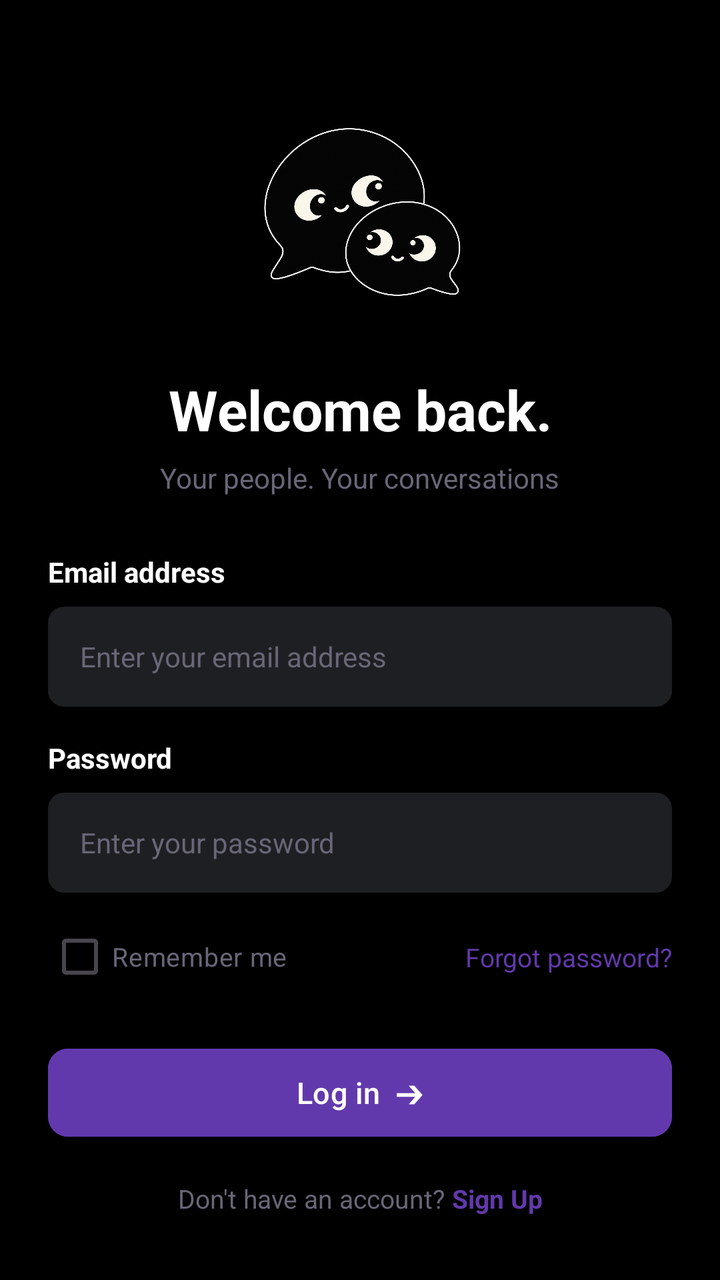
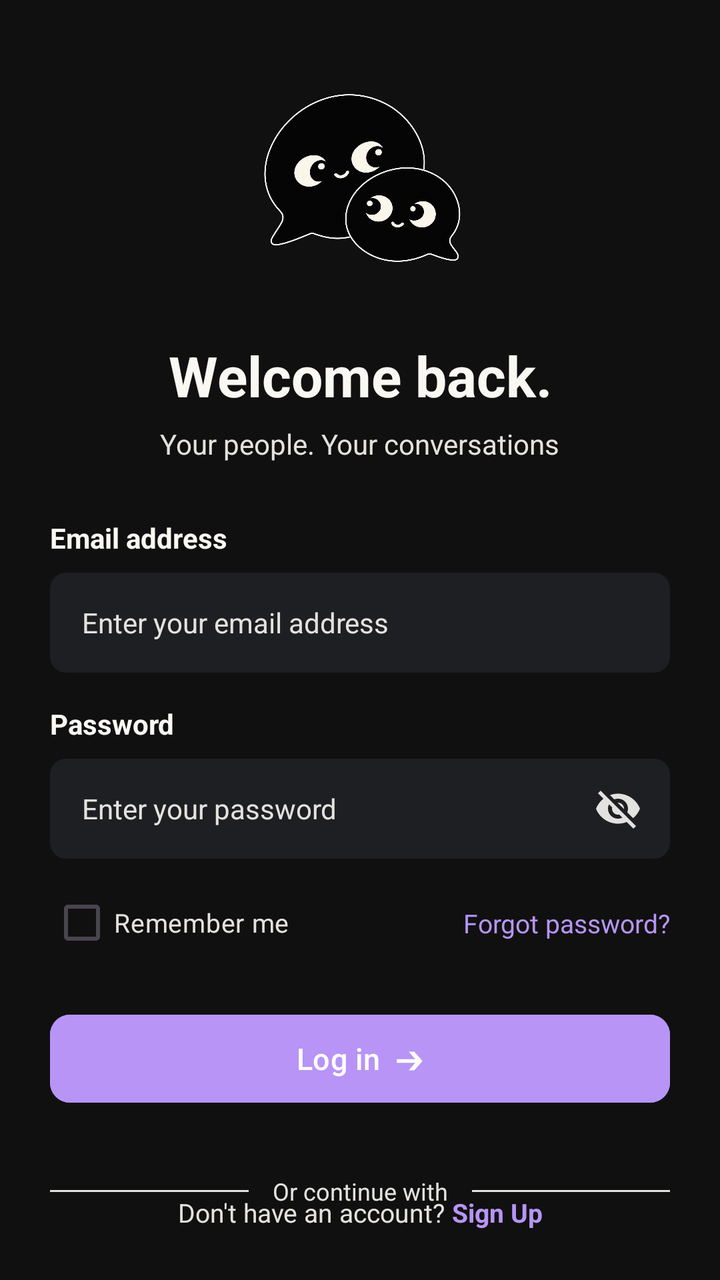

Compare the two renders of this Android layout. The source of the first and the diff that turns it into the second are given below.
<!-- AndroidManifest.xml: application theme Theme.Yappy -->
<!-- res/layout/activity_main.xml -->
<?xml version="1.0" encoding="utf-8"?>
<androidx.constraintlayout.widget.ConstraintLayout xmlns:android="http://schemas.android.com/apk/res/android"
    xmlns:app="http://schemas.android.com/apk/res-auto"
    xmlns:tools="http://schemas.android.com/tools"
    android:layout_width="match_parent"
    android:layout_height="match_parent"
    android:background="@color/black"
    android:paddingHorizontal="24dp"
    android:paddingVertical="32dp">

    <ImageView
        android:id="@+id/ivLogo"
        android:layout_width="110dp"
        android:layout_height="110dp"
        android:layout_marginTop="20dp"
        android:contentDescription="App Logo"
        android:src="@drawable/logo"
        app:layout_constraintEnd_toEndOf="parent"
        app:layout_constraintStart_toStartOf="parent"
        app:layout_constraintTop_toTopOf="parent" />

    <TextView
        android:id="@+id/tvTitle"
        android:layout_width="wrap_content"
        android:layout_height="wrap_content"
        android:layout_marginTop="24dp"
        android:text="Welcome back."
        android:textColor="@color/white"
        android:textSize="28sp"
        android:textStyle="bold"
        app:layout_constraintEnd_toEndOf="parent"
        app:layout_constraintStart_toStartOf="parent"
        app:layout_constraintTop_toBottomOf="@id/ivLogo" />

    <TextView
        android:id="@+id/tvSubtitle"
        android:layout_width="wrap_content"
        android:layout_height="wrap_content"
        android:layout_marginTop="6dp"
        android:text="Your people. Your conversations"
        android:textColor="@color/text"
        android:textSize="14sp"
        app:layout_constraintEnd_toEndOf="parent"
        app:layout_constraintStart_toStartOf="parent"
        app:layout_constraintTop_toBottomOf="@id/tvTitle" />

    <TextView
        android:id="@+id/tvEmailLabel"
        android:layout_width="wrap_content"
        android:layout_height="wrap_content"
        android:layout_marginTop="28dp"
        android:text="Email address"
        android:textColor="@color/white"
        android:textSize="14sp"
        android:textStyle="bold"
        app:layout_constraintStart_toStartOf="parent"
        app:layout_constraintTop_toBottomOf="@id/tvSubtitle" />

    <EditText
        android:id="@+id/etEmail"
        android:layout_width="match_parent"
        android:layout_height="50dp"
        android:layout_marginTop="8dp"
        android:background="@drawable/input_box_2"
        android:hint="Enter your email address"
        android:inputType="textEmailAddress"
        android:paddingHorizontal="16dp"
        android:textColor="@color/white"
        android:textColorHint="@color/text"
        android:textSize="14sp"
        app:layout_constraintTop_toBottomOf="@id/tvEmailLabel" />

    <TextView
        android:id="@+id/tvPasswordLabel"
        android:layout_width="wrap_content"
        android:layout_height="wrap_content"
        android:layout_marginTop="16dp"
        android:text="Password"
        android:textColor="@color/white"
        android:textSize="14sp"
        android:textStyle="bold"
        app:layout_constraintStart_toStartOf="parent"
        app:layout_constraintTop_toBottomOf="@id/etEmail" />

    <EditText
        android:id="@+id/etPassword"
        android:layout_width="match_parent"
        android:layout_height="50dp"
        android:layout_marginTop="8dp"
        android:background="@drawable/input_box_2"
        android:hint="Enter your password"
        android:inputType="textPassword"
        android:paddingHorizontal="16dp"
        android:textColor="@color/white"
        android:textColorHint="@color/text"
        android:textSize="14sp"
        app:layout_constraintTop_toBottomOf="@id/tvPasswordLabel" />

    <CheckBox
        android:id="@+id/cbRememberMe"
        android:layout_width="wrap_content"
        android:layout_height="wrap_content"
        android:layout_marginTop="8dp"
        android:text="Remember me"
        android:textColor="@color/text"
        android:textSize="13sp"
        app:layout_constraintStart_toStartOf="parent"
        app:layout_constraintTop_toBottomOf="@id/etPassword" />

    <TextView
        android:id="@+id/forgotPass"
        android:layout_width="wrap_content"
        android:layout_height="wrap_content"
        android:text="Forgot password?"
        android:textColor="@color/purple"
        android:textSize="13sp"
        app:layout_constraintBottom_toBottomOf="@id/cbRememberMe"
        app:layout_constraintEnd_toEndOf="parent"
        app:layout_constraintTop_toTopOf="@id/cbRememberMe" />

    <com.google.android.material.button.MaterialButton
        android:id="@+id/btnLogin"
        android:layout_width="match_parent"
        android:layout_height="52dp"
        android:layout_marginTop="18dp"
        android:backgroundTint="@color/purple"
        android:text="Log in  ➔"
        android:textAllCaps="false"
        android:textColor="@color/white"
        android:textSize="15sp"
        app:cornerRadius="10dp"
        app:layout_constraintTop_toBottomOf="@id/cbRememberMe" />

    <View
        android:id="@+id/dividerLeft"
        android:layout_width="0dp"
        android:layout_height="1dp"
        android:layout_marginEnd="12dp"
        android:background="@color/text"
        app:layout_constraintBottom_toBottomOf="@id/tvOrContinue"
        app:layout_constraintEnd_toStartOf="@id/tvOrContinue"
        app:layout_constraintStart_toStartOf="parent"
        app:layout_constraintTop_toTopOf="@id/tvOrContinue" />

    <TextView
        android:id="@+id/tvOrContinue"
        android:layout_width="wrap_content"
        android:layout_height="wrap_content"
        android:layout_marginTop="32dp"
        android:text="Or continue with"
        android:textColor="@color/text"
        android:textSize="12sp"
        app:layout_constraintEnd_toEndOf="parent"
        app:layout_constraintStart_toStartOf="parent"
        app:layout_constraintTop_toBottomOf="@id/btnLogin" />

    <View
        android:id="@+id/dividerRight"
        android:layout_width="0dp"
        android:layout_height="1dp"
        android:layout_marginStart="12dp"
        android:background="@color/text"
        app:layout_constraintBottom_toBottomOf="@id/tvOrContinue"
        app:layout_constraintEnd_toEndOf="parent"
        app:layout_constraintStart_toEndOf="@id/tvOrContinue"
        app:layout_constraintTop_toTopOf="@id/tvOrContinue" />

    <LinearLayout
        android:id="@+id/llSocialButtons"
        android:layout_width="wrap_content"
        android:layout_height="wrap_content"
        android:layout_marginTop="16dp"
        android:gravity="center"
        android:orientation="horizontal"
        app:layout_constraintEnd_toEndOf="parent"
        app:layout_constraintStart_toStartOf="parent"
        app:layout_constraintTop_toBottomOf="@id/tvOrContinue">

        <ImageView
            android:id="@+id/btnGoogle"
            android:layout_width="44dp"
            android:layout_height="44dp"
            android:layout_marginEnd="14dp"
            android:background="@drawable/bg_circle_button"
            android:elevation="1dp"
            android:padding="10dp"
            android:src="@drawable/google_icon" />

        <ImageView
            android:id="@+id/btnApple"
            android:layout_width="44dp"
            android:layout_height="44dp"
            android:layout_marginStart="14dp"
            android:background="@drawable/bg_circle_button"
            android:elevation="1dp"
            android:padding="10dp"
            android:src="@drawable/iphone_icon" />
    </LinearLayout>

    <LinearLayout
        android:layout_width="wrap_content"
        android:layout_height="wrap_content"
        android:gravity="center"
        android:orientation="horizontal"
        app:layout_constraintBottom_toBottomOf="parent"
        app:layout_constraintEnd_toEndOf="parent"
        app:layout_constraintStart_toStartOf="parent">

        <TextView
            android:layout_width="wrap_content"
            android:layout_height="wrap_content"
            android:text="Don't have an account? "
            android:textColor="@color/text"
            android:textSize="13sp" />

        <TextView
            android:id="@+id/signUp"
            android:layout_width="wrap_content"
            android:layout_height="wrap_content"
            android:text="Sign Up"
            android:textColor="@color/purple"
            android:textSize="13sp"
            android:textStyle="bold" />
    </LinearLayout>

</androidx.constraintlayout.widget.ConstraintLayout>
<!-- resources referenced by this layout -->
<resources>
  <color name="black">#FF000000</color>
  <color name="purple">#6239AC</color>
  <color name="text">#686677</color>
  <color name="white">#FFFFFFFF</color>
  <!-- drawable bg_circle_button (drawable) -->
  <?xml version="1.0" encoding="utf-8"?>
  <shape xmlns:android="http://schemas.android.com/apk/res/android"
      android:shape="oval">
      <solid android:color="#FFFFFF" />
      <stroke
          android:width="1dp"
          android:color="#E0E0E0" />
  </shape>
  <!-- drawable google_icon: png bitmap (drawable, 2751 bytes) -->
  <!-- drawable input_box_2 (drawable) -->
  <?xml version="1.0" encoding="utf-8"?>
  <shape xmlns:android="http://schemas.android.com/apk/res/android"
      android:shape="rectangle">
      <solid android:color="#1E1F22" />
      <corners android:radius="8dp" />
  </shape>
  <!-- drawable iphone_icon: png bitmap (drawable, 1415 bytes) -->
  <!-- drawable logo: png bitmap (drawable, 888355 bytes) -->
  <style name="Theme.Yappy" parent="Base.Theme.Yappy" />
  <style name="Base.Theme.Yappy" parent="Theme.Material3.DayNight.NoActionBar">
          
          
      </style>
</resources>

<!-- the commit's change to res/layout/activity_main.xml (unified diff, before → after) -->
@@ -5,8 +5,9 @@
     android:layout_width="match_parent"
     android:layout_height="match_parent"
     android:background="@color/black"
-    android:paddingHorizontal="24dp"
-    android:paddingVertical="32dp">
+    android:paddingHorizontal="25dp"
+    android:paddingTop="15dp"
+    android:paddingBottom="25dp">
 
     <ImageView
         android:id="@+id/ivLogo"
@@ -25,7 +26,7 @@
         android:layout_height="wrap_content"
         android:layout_marginTop="24dp"
         android:text="Welcome back."
-        android:textColor="@color/white"
+        android:textColor="@color/warm_white"
         android:textSize="28sp"
         android:textStyle="bold"
         app:layout_constraintEnd_toEndOf="parent"
@@ -38,7 +39,7 @@
         android:layout_height="wrap_content"
         android:layout_marginTop="6dp"
         android:text="Your people. Your conversations"
-        android:textColor="@color/text"
+        android:textColor="@color/soft_border"
         android:textSize="14sp"
         app:layout_constraintEnd_toEndOf="parent"
         app:layout_constraintStart_toStartOf="parent"
@@ -50,7 +51,7 @@
         android:layout_height="wrap_content"
         android:layout_marginTop="28dp"
         android:text="Email address"
-        android:textColor="@color/white"
+        android:textColor="@color/warm_white"
         android:textSize="14sp"
         android:textStyle="bold"
         app:layout_constraintStart_toStartOf="parent"
@@ -65,8 +66,8 @@
         android:hint="Enter your email address"
         android:inputType="textEmailAddress"
         android:paddingHorizontal="16dp"
-        android:textColor="@color/white"
-        android:textColorHint="@color/text"
+        android:textColor="@color/warm_white"
+        android:textColorHint="@color/soft_border"
         android:textSize="14sp"
         app:layout_constraintTop_toBottomOf="@id/tvEmailLabel" />
 
@@ -76,25 +77,47 @@
         android:layout_height="wrap_content"
         android:layout_marginTop="16dp"
         android:text="Password"
-        android:textColor="@color/white"
+        android:textColor="@color/warm_white"
         android:textSize="14sp"
         android:textStyle="bold"
         app:layout_constraintStart_toStartOf="parent"
         app:layout_constraintTop_toBottomOf="@id/etEmail" />
 
-    <EditText
-        android:id="@+id/etPassword"
+    <FrameLayout
+        android:id="@+id/layoutPassword"
         android:layout_width="match_parent"
         android:layout_height="50dp"
         android:layout_marginTop="8dp"
         android:background="@drawable/input_box_2"
-        android:hint="Enter your password"
-        android:inputType="textPassword"
-        android:paddingHorizontal="16dp"
-        android:textColor="@color/white"
-        android:textColorHint="@color/text"
-        android:textSize="14sp"
-        app:layout_constraintTop_toBottomOf="@id/tvPasswordLabel" />
+        app:layout_constraintTop_toBottomOf="@id/tvPasswordLabel">
+
+        <EditText
+            android:id="@+id/etPassword"
+            android:layout_width="match_parent"
+            android:layout_height="match_parent"
+            android:background="@null"
+            android:hint="Enter your password"
+            android:inputType="textPassword"
+            android:paddingStart="16dp"
+            android:paddingEnd="48dp"
+            android:textColor="@color/warm_white"
+            android:textColorHint="@color/soft_border"
+            android:textSize="14sp" />
+
+        <ImageView
+            android:id="@+id/btnTogglePassword"
+            android:layout_width="36dp"
+            android:layout_height="36dp"
+            android:layout_gravity="end|center_vertical"
+            android:layout_marginEnd="8dp"
+            android:background="?attr/selectableItemBackgroundBorderless"
+            android:clickable="true"
+            android:contentDescription="Toggle password visibility"
+            android:focusable="true"
+            android:padding="6dp"
+            android:src="@drawable/ic_eye_off"
+            app:tint="@color/soft_border" />
+    </FrameLayout>
 
     <CheckBox
         android:id="@+id/cbRememberMe"
@@ -102,10 +125,10 @@
         android:layout_height="wrap_content"
         android:layout_marginTop="8dp"
         android:text="Remember me"
-        android:textColor="@color/text"
+        android:textColor="@color/soft_border"
         android:textSize="13sp"
         app:layout_constraintStart_toStartOf="parent"
-        app:layout_constraintTop_toBottomOf="@id/etPassword" />
+        app:layout_constraintTop_toBottomOf="@id/layoutPassword" />
 
     <TextView
         android:id="@+id/forgotPass"
@@ -136,7 +159,7 @@
         android:layout_width="0dp"
         android:layout_height="1dp"
         android:layout_marginEnd="12dp"
-        android:background="@color/text"
+        android:background="@color/soft_border"
         app:layout_constraintBottom_toBottomOf="@id/tvOrContinue"
         app:layout_constraintEnd_toStartOf="@id/tvOrContinue"
         app:layout_constraintStart_toStartOf="parent"
@@ -148,7 +171,7 @@
         android:layout_height="wrap_content"
         android:layout_marginTop="32dp"
         android:text="Or continue with"
-        android:textColor="@color/text"
+        android:textColor="@color/soft_border"
         android:textSize="12sp"
         app:layout_constraintEnd_toEndOf="parent"
         app:layout_constraintStart_toStartOf="parent"
@@ -159,7 +182,7 @@
         android:layout_width="0dp"
         android:layout_height="1dp"
         android:layout_marginStart="12dp"
-        android:background="@color/text"
+        android:background="@color/soft_border"
         app:layout_constraintBottom_toBottomOf="@id/tvOrContinue"
         app:layout_constraintEnd_toEndOf="parent"
         app:layout_constraintStart_toEndOf="@id/tvOrContinue"
@@ -210,7 +233,7 @@
             android:layout_width="wrap_content"
             android:layout_height="wrap_content"
             android:text="Don't have an account? "
-            android:textColor="@color/text"
+            android:textColor="@color/soft_border"
             android:textSize="13sp" />
 
         <TextView
<!-- resource entries referenced after the edit -->
@@ -1,8 +1,9 @@
 <!-- resources referenced by this layout -->
 <resources>
-  <color name="black">#FF000000</color>
-  <color name="purple">#6239AC</color>
-  <color name="text">#686677</color>
+  <color name="black">#101010</color>
+  <color name="purple">#B794F6</color>
+  <color name="soft_border">#E4E2DE</color>
+  <color name="warm_white">#FAF8F3</color>
   <color name="white">#FFFFFFFF</color>
   <!-- drawable bg_circle_button (drawable) -->
   <?xml version="1.0" encoding="utf-8"?>
@@ -14,6 +15,16 @@
           android:color="#E0E0E0" />
   </shape>
   <!-- drawable google_icon: png bitmap (drawable, 2751 bytes) -->
+  <!-- drawable ic_eye_off (drawable) -->
+  <vector xmlns:android="http://schemas.android.com/apk/res/android"
+      android:width="24dp"
+      android:height="24dp"
+      android:viewportWidth="24"
+      android:viewportHeight="24">
+    <path
+        android:fillColor="#FFFFFFFF"
+        android:pathData="M12,7c2.76,0 5,2.24 5,5c0,0.65 -0.13,1.26 -0.36,1.83l2.92,2.92c1.51,-1.26 2.7,-2.89 3.44,-4.75c-1.73,-4.39 -6,-7.5 -11,-7.5c-1.4,0 -2.74,0.25 -3.98,0.7l2.16,2.16C10.74,7.13 11.35,7 12,7zM2,4.27l2.28,2.28l0.46,0.46C3.08,8.3 1.78,10.02 1,12c1.73,4.39 6,7.5 11,7.5c1.55,0 3.03,-0.3 4.38,-0.84l0.42,0.42L19.73,22L21,20.73L3.27,3L2,4.27zM7.53,9.8l1.55,1.55c-0.05,0.21 -0.08,0.43 -0.08,0.65c0,1.66 1.34,3 3,3c0.22,0 0.44,-0.03 0.65,-0.08l1.55,1.55c-0.67,0.33 -1.41,0.53 -2.2,0.53c-2.76,0 -5,-2.24 -5,-5c0,-0.79 0.2,-1.53 0.53,-2.2zM11.84,9.02l3.15,3.15l0.02,-0.16c0,-1.66 -1.34,-3 -3,-3l-0.17,0.01z"/>
+  </vector>
   <!-- drawable input_box_2 (drawable) -->
   <?xml version="1.0" encoding="utf-8"?>
   <shape xmlns:android="http://schemas.android.com/apk/res/android"
@@ -25,8 +36,6 @@
   <!-- drawable logo: png bitmap (drawable, 888355 bytes) -->
   <style name="Theme.Yappy" parent="Base.Theme.Yappy" />
   <style name="Base.Theme.Yappy" parent="Theme.Material3.DayNight.NoActionBar">
-          
-          
       </style>
 </resources>
 
